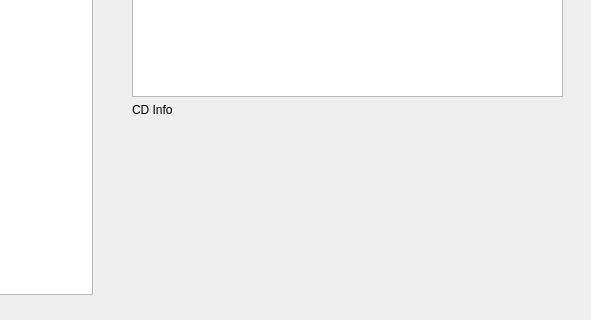
Qt form ak7mp_22/ak7mp_semestral_work/mainwindow.ui (SedlarDavid/fai-utb-k4swi) before a commit; both pictures show x 208 to 799 and y 166 to 486 of the 799 by 600 pixel window.
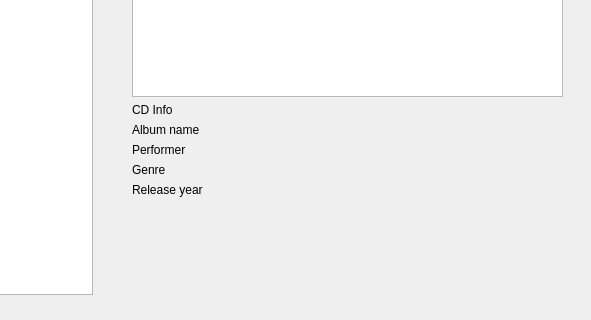
The same form after that commit.

Commit message: render out album info

The edit to the form file:
```diff
--- a/ak7mp_22/ak7mp_semestral_work/mainwindow.ui
+++ b/ak7mp_22/ak7mp_semestral_work/mainwindow.ui
@@ -36,7 +36,28 @@
      </item>
      <item>
       <layout class="QGridLayout" name="gridLayout">
+       <item row="3" column="0">
+        <widget class="QLabel" name="albumGenre">
+         <property name="text">
+          <string>Genre</string>
+         </property>
+        </widget>
+       </item>
+       <item row="2" column="0">
+        <widget class="QLabel" name="albumPerformer">
+         <property name="text">
+          <string>Performer</string>
+         </property>
+        </widget>
+       </item>
        <item row="1" column="0">
+        <widget class="QLabel" name="albumName">
+         <property name="text">
+          <string>Album name</string>
+         </property>
+        </widget>
+       </item>
+       <item row="5" column="0">
         <spacer name="verticalSpacer">
          <property name="orientation">
           <enum>Qt::Vertical</enum>
@@ -56,6 +77,13 @@
          </property>
         </widget>
        </item>
+       <item row="4" column="0">
+        <widget class="QLabel" name="albumReleaseYear">
+         <property name="text">
+          <string>Release year</string>
+         </property>
+        </widget>
+       </item>
       </layout>
      </item>
     </layout>
```
The commit also changes 2 other files.
